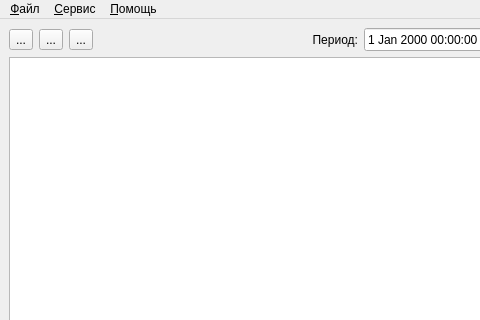
This is mainwindow.ui in arcirk/LogEvent as Qt 5 draws it before an edit; both pictures show x 0 to 480 and y 0 to 320 of the 698 by 594 pixel window. The edited form follows.
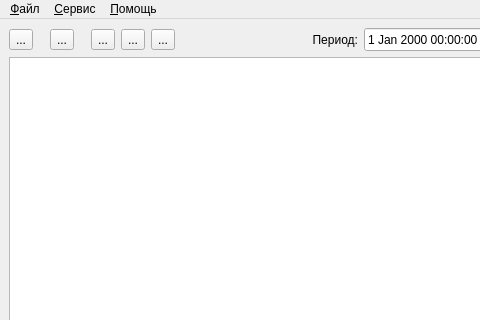
This is the edited form. Icons and pictures are not drawn.

```diff
--- a/mainwindow.ui
+++ b/mainwindow.ui
@@ -32,6 +32,19 @@
             </property>
            </widget>
           </item>
+          <item>
+           <widget class="QLabel" name="label_3">
+            <property name="maximumSize">
+             <size>
+              <width>5</width>
+              <height>16777215</height>
+             </size>
+            </property>
+            <property name="text">
+             <string/>
+            </property>
+           </widget>
+          </item>
           <item>
            <widget class="QToolButton" name="toolBtnUpdate">
             <property name="text">
@@ -43,6 +56,19 @@
             </property>
            </widget>
           </item>
+          <item>
+           <widget class="QLabel" name="label_7">
+            <property name="maximumSize">
+             <size>
+              <width>5</width>
+              <height>16777215</height>
+             </size>
+            </property>
+            <property name="text">
+             <string/>
+            </property>
+           </widget>
+          </item>
           <item>
            <widget class="QToolButton" name="btnOpenFilterDlg">
             <property name="text">
@@ -50,7 +76,29 @@
             </property>
             <property name="icon">
              <iconset resource="resurce.qrc">
-              <normaloff>:/img/MainMDImages_100.png</normaloff>:/img/MainMDImages_100.png</iconset>
+              <normaloff>:/img/filterandsort.png</normaloff>:/img/filterandsort.png</iconset>
+            </property>
+           </widget>
+          </item>
+          <item>
+           <widget class="QToolButton" name="btnResetFilter">
+            <property name="text">
+             <string>...</string>
+            </property>
+            <property name="icon">
+             <iconset resource="resurce.qrc">
+              <normaloff>:/img/resetFilter.png</normaloff>:/img/resetFilter.png</iconset>
+            </property>
+           </widget>
+          </item>
+          <item>
+           <widget class="QToolButton" name="btnSetFilterCurrentValue">
+            <property name="text">
+             <string>...</string>
+            </property>
+            <property name="icon">
+             <iconset resource="resurce.qrc">
+              <normaloff>:/img/filterCurrentValue.png</normaloff>:/img/filterCurrentValue.png</iconset>
             </property>
            </widget>
           </item>
```
